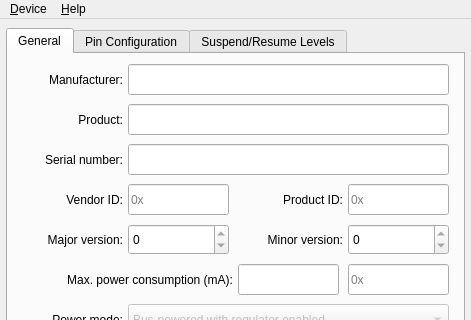
Old version of the form src/configuratorwindow.ui in the repository bloguetronica/cp2130-conf; both pictures show x 0 to 471 and y 0 to 320 of the 471 by 621 pixel window.
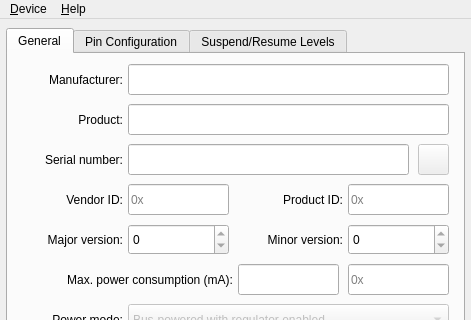
New version of the form. Icons and pictures are not drawn.

The edit to the form file:
```diff
--- a/src/configuratorwindow.ui
+++ b/src/configuratorwindow.ui
@@ -61,7 +61,7 @@
        <rect>
         <x>120</x>
         <y>90</y>
-        <width>321</width>
+        <width>281</width>
         <height>31</height>
        </rect>
       </property>
@@ -438,6 +438,22 @@
        <bool>true</bool>
       </property>
      </widget>
+     <widget class="QPushButton" name="pushButtonRegenerateSerial">
+      <property name="enabled">
+       <bool>false</bool>
+      </property>
+      <property name="geometry">
+       <rect>
+        <x>410</x>
+        <y>90</y>
+        <width>31</width>
+        <height>31</height>
+       </rect>
+      </property>
+      <property name="text">
+       <string/>
+      </property>
+     </widget>
     </widget>
     <widget class="QWidget" name="tabPinConfig">
      <attribute name="title">
```
Left out of the diff: 1 changed line with no effect on the pictures.
